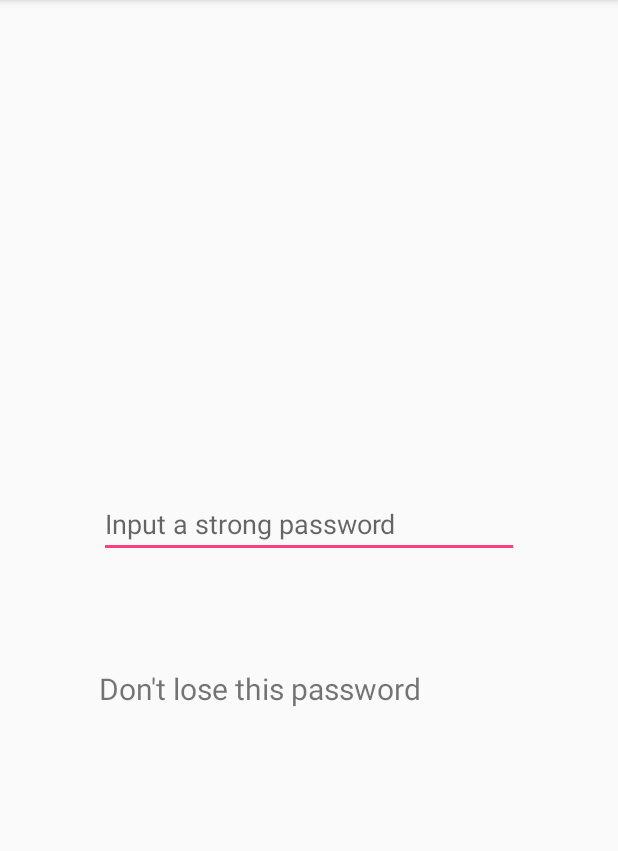
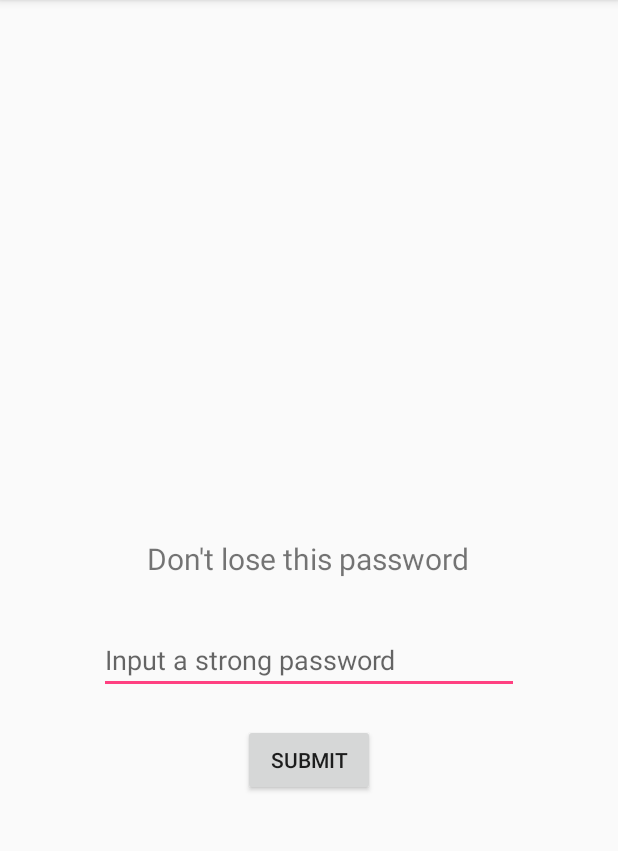
Before and after one commit to cvhariharan/StimulonWallet, an Android app: the screen it shows after launch (MainActivity), on a phone screen of 412 x 824 dp, the part 84-935 px from its top. Run offline under Robolectric (Android 15) with nearby library versions, the phone set to English and light mode, and no system bars; libraries missing offline, so code that uses them is left out: org.web3j.abi, org.web3j.crypto, org.web3j.protocol; pictures from the network do not load; 3 statements that could not run were skipped.

```diff
--- a/app/build.gradle
+++ b/app/build.gradle
@@ -28,6 +28,12 @@ dependencies {
     implementation 'com.android.support:support-v4:26.1.0'
     compile('org.web3j:core:3.3.1-android')
 
+    implementation 'com.android.support:recyclerview-v7:26.1.0'
+    implementation 'com.android.support:design:26.1.0'
+
+    //OkHTTP
+    implementation 'com.squareup.okhttp3:okhttp:3.11.0'
+
     testImplementation 'junit:junit:4.12'
     androidTestImplementation 'com.android.support.test:runner:1.0.2'
     androidTestImplementation 'com.android.support.test.espresso:espresso-core:3.0.2'
--- a/app/src/main/AndroidManifest.xml
+++ b/app/src/main/AndroidManifest.xml
@@ -1,7 +1,9 @@
 <?xml version="1.0" encoding="utf-8"?>
 <manifest xmlns:android="http://schemas.android.com/apk/res/android"
     package="com.hariharan.stimulonwallet">
-<uses-permission android:name="android.permission.INTERNET"/>
+
+    <uses-permission android:name="android.permission.INTERNET" />
+
     <application
         android:allowBackup="true"
         android:icon="@mipmap/ic_launcher"
@@ -16,6 +18,7 @@
                 <category android:name="android.intent.category.LAUNCHER" />
             </intent-filter>
         </activity>
+        <activity android:name=".AccountActivity"></activity>
     </application>
 
 </manifest>
--- /dev/null
+++ b/app/src/main/java/com/hariharan/stimulonwallet/Fragments/AuthFragment.java
@@ -0,0 +1,108 @@
+package com.hariharan.stimulonwallet.Fragments;
+
+import android.content.Intent;
+import android.content.SharedPreferences;
+import android.os.Bundle;
+import android.preference.PreferenceManager;
+import android.support.annotation.Nullable;
+import android.support.v4.app.Fragment;
+import android.text.TextUtils;
+import android.util.Log;
+import android.view.LayoutInflater;
+import android.view.View;
+import android.view.ViewGroup;
+import android.widget.Button;
+import android.widget.EditText;
+import android.widget.Toast;
+
+import com.hariharan.stimulonwallet.AccountActivity;
+import com.hariharan.stimulonwallet.R;
+import com.hariharan.stimulonwallet.contracts.Token;
+
+import org.web3j.abi.datatypes.Address;
+import org.web3j.abi.datatypes.generated.Uint256;
+import org.web3j.crypto.CipherException;
+import org.web3j.crypto.Credentials;
+import org.web3j.crypto.WalletUtils;
+import org.web3j.protocol.Web3j;
+import org.web3j.protocol.Web3jFactory;
+import org.web3j.protocol.http.HttpService;
+
+import java.math.BigInteger;
+import java.util.concurrent.Future;
+
+import rx.Subscription;
+
+import static android.content.Context.MODE_PRIVATE;
+
+public class AuthFragment extends Fragment {
+
+    private static final String TAG = "AuthFragment";
+    private View mView;
+    private Button mSubmit;
+    private EditText password;
+    private Credentials credentials;
+    private Web3j web3j;
+    private SharedPreferences preferences;
+    @Nullable
+    @Override
+    public View onCreateView(LayoutInflater inflater, @Nullable ViewGroup container, @Nullable Bundle savedInstanceState) {
+        mView = inflater.inflate(R.layout.fragment_auth, container, false);
+        mSubmit = (Button) mView.findViewById(R.id.submit);
+        password = (EditText) mView.findViewById(R.id.password);
+
+        mSubmit.post(new Runnable() {
+            @Override
+            public void run() {
+                String infuraAPI = getString(R.string.infura_api);
+                web3j = Web3jFactory.build(new HttpService("https://ropsten.infura.io/v3/"+infuraAPI));
+                try {
+                    Log.d(TAG, "onCreate: " + web3j.web3ClientVersion().sendAsync().get().getWeb3ClientVersion());
+                    Log.d(TAG, "run: ");
+                    mSubmit.setVisibility(View.VISIBLE);
+                }catch (Exception e) {
+                    Log.e(TAG, "onCreate: "+e.getMessage());
+                }
+            }
+        });
+
+        mSubmit.setOnClickListener(new View.OnClickListener() {
+            @Override
+            public void onClick(View view) {
+                try {
+//                    File file = new File(getApplicationContext().getFilesDir(), "/wallet");
+//                    if(!file.exists())
+//                        file.createNewFile();
+                    String tokenAddress = getString(R.string.token_address);
+                    preferences = PreferenceManager.getDefaultSharedPreferences(getContext());
+                    String filename = preferences.getString("File", "");
+                    if(TextUtils.isEmpty(filename)) {
+                        filename = WalletUtils.generateNewWalletFile(password.getText().toString(), getContext().getDir("wallets", MODE_PRIVATE), false);
+                        SharedPreferences.Editor editor = preferences.edit();
+                        editor.putString("File", filename);
+                        editor.apply();
+                    }
+                    Log.d(TAG, "onClick: Filename "+filename);
+                    credentials = WalletUtils.loadCredentials(password.getText().toString(),
+                            getContext().getDir("wallets", MODE_PRIVATE).toString()+"/"+filename);
+                    Token token = Token.load(tokenAddress, web3j, credentials, BigInteger.valueOf(2000000), BigInteger.valueOf(21));
+                    Future<Uint256> futureValue = token.balanceOf(new Address(credentials.getAddress())).sendAsync();
+                    Log.d(TAG, "onClick: "+credentials.getAddress());
+                    Log.d(TAG, "onClick: Balance - "+ futureValue.get().getValue());
+                    if(!TextUtils.isEmpty(credentials.getAddress())) {
+                        Log.d(TAG, "onClick: Intent");
+                        Intent i = new Intent(getContext(), AccountActivity.class);
+                        startActivity(i);
+                    }
+
+                } catch (CipherException e) {
+                    Toast.makeText(getContext(),"Invalid Password", Toast.LENGTH_LONG).show();
+                } catch (Exception e) {
+                    e.printStackTrace();
+                }
+            }
+        });
+        return mView;
+    }
+
+}
--- a/app/src/main/res/layout/activity_main.xml
+++ b/app/src/main/res/layout/activity_main.xml
@@ -39,7 +39,7 @@
 
     <fragment
         android:id="@+id/fragment"
-        android:name="com.hariharan.stimulonwallet.Fragments.TransactionsFragment"
+        android:name="com.hariharan.stimulonwallet.Fragments.AuthFragment"
         android:layout_width="wrap_content"
         android:layout_height="wrap_content"
         android:layout_centerHorizontal="true"
--- /dev/null
+++ b/app/src/main/res/layout/fragment_auth.xml
@@ -0,0 +1,38 @@
+<RelativeLayout xmlns:android="http://schemas.android.com/apk/res/android"
+    xmlns:tools="http://schemas.android.com/tools"
+    android:layout_width="match_parent"
+    android:layout_height="match_parent"
+    tools:context="com.hariharan.stimulonwallet.Fragments.AuthFragment">
+
+    <TextView
+        android:id="@+id/textView"
+        android:layout_width="wrap_content"
+        android:layout_height="wrap_content"
+        android:layout_alignParentTop="true"
+        android:layout_centerHorizontal="true"
+        android:layout_marginTop="122dp"
+        android:text="@string/password_lbl"
+        android:textSize="20sp" />
+
+    <Button
+        android:id="@+id/submit"
+        android:layout_width="wrap_content"
+        android:layout_height="wrap_content"
+        android:layout_below="@+id/password"
+        android:layout_centerHorizontal="true"
+        android:layout_marginTop="20dp"
+        android:text="@string/submit"
+        android:visibility="invisible" />
+
+    <EditText
+        android:id="@+id/password"
+        android:layout_width="280dp"
+        android:layout_height="wrap_content"
+        android:layout_below="@+id/textView"
+        android:layout_centerHorizontal="true"
+        android:layout_marginTop="31dp"
+        android:hint="@string/password_edttxt"
+        android:inputType="textPassword" />
+
+
+</RelativeLayout>
--- a/app/src/main/res/layout/fragment_transactions.xml
+++ b/app/src/main/res/layout/fragment_transactions.xml
@@ -1,38 +1,28 @@
-<FrameLayout xmlns:android="http://schemas.android.com/apk/res/android"
+<RelativeLayout xmlns:android="http://schemas.android.com/apk/res/android"
     xmlns:tools="http://schemas.android.com/tools"
     android:layout_width="match_parent"
     android:layout_height="match_parent"
     tools:context="com.hariharan.stimulonwallet.Fragments.TransactionsFragment">
 
+
     <TextView
-    android:id="@+id/textView"
-    android:layout_width="wrap_content"
-    android:layout_height="wrap_content"
-    android:layout_alignParentTop="true"
-    android:layout_centerHorizontal="true"
-    android:layout_marginTop="150dp"
-    android:text="@string/password_lbl"
-    android:textSize="20sp" />
+        android:id="@+id/balance"
+        android:layout_width="wrap_content"
+        android:layout_height="wrap_content"
+        android:layout_alignParentTop="true"
+        android:layout_centerHorizontal="true"
+        android:layout_marginTop="39dp"
+        android:paddingBottom="20dp"
+        android:text="@string/stm"
+        android:textSize="32sp"
+        />
 
-    <EditText
-    android:id="@+id/password"
-    android:layout_width="280dp"
-    android:layout_height="wrap_content"
-    android:layout_below="@+id/textView"
-    android:layout_centerHorizontal="true"
-    android:layout_marginTop="31dp"
-    android:hint="@string/password_edttxt"
-    android:inputType="textPassword" />
+    <android.support.v7.widget.RecyclerView
+        android:id="@+id/transactions"
+        android:scrollbars="vertical"
+        android:layout_width="match_parent"
+        android:layout_height="match_parent"
+        android:layout_below="@+id/balance"
+        />
 
-    <Button
-    android:layout_width="wrap_content"
-    android:layout_height="wrap_content"
-    android:layout_below="@+id/password"
-    android:layout_centerHorizontal="true"
-    android:layout_marginTop="20dp"
-    android:text="@string/submit"
-    android:id="@+id/submit"
-    android:visibility="invisible"/>
-
-
-</FrameLayout>
+</RelativeLayout>
--- /dev/null
+++ b/app/src/main/res/values/dimens.xml
@@ -0,0 +1,3 @@
+<resources>
+    <dimen name="fab_margin">16dp</dimen>
+</resources>
--- a/app/src/main/res/values/strings.xml
+++ b/app/src/main/res/values/strings.xml
@@ -6,4 +6,8 @@
 
     <!-- TODO: Remove or change this placeholder text -->
     <string name="hello_blank_fragment">Hello blank fragment</string>
+    <string name="stm">STM Balance</string>
+    <string name="tx">Transaction #</string>
+    <string name="etherscan_url">https://api.etherscan.io/api?module=account&amp;action=tokentx&amp;contractaddress=0x9f8f72aa9304c8b593d555f12ef6589cc3a579a2&amp;address=0x4e83362442b8d1bec281594cea3050c8eb01311c&amp;page=1&amp;offset=100&amp;sort=asc&amp;apikey=</string>
+    <string name="title_activity_main2">Main2Activity</string>
 </resources>
```
Also changed, not shown: app/src/main/java/com/hariharan/stimulonwallet/AccountActivity.java (added, +13 -0 lines), app/src/main/java/com/hariharan/stimulonwallet/Fragments/TransactionsFragment.java (+65 -73 lines), app/src/main/res/layout/activity_account.xml (added, +18 -0 lines), app/src/main/res/layout/transaction_view.xml (added, +27 -0 lines), app/src/main/res/values/styles.xml (+9 -0 lines).
